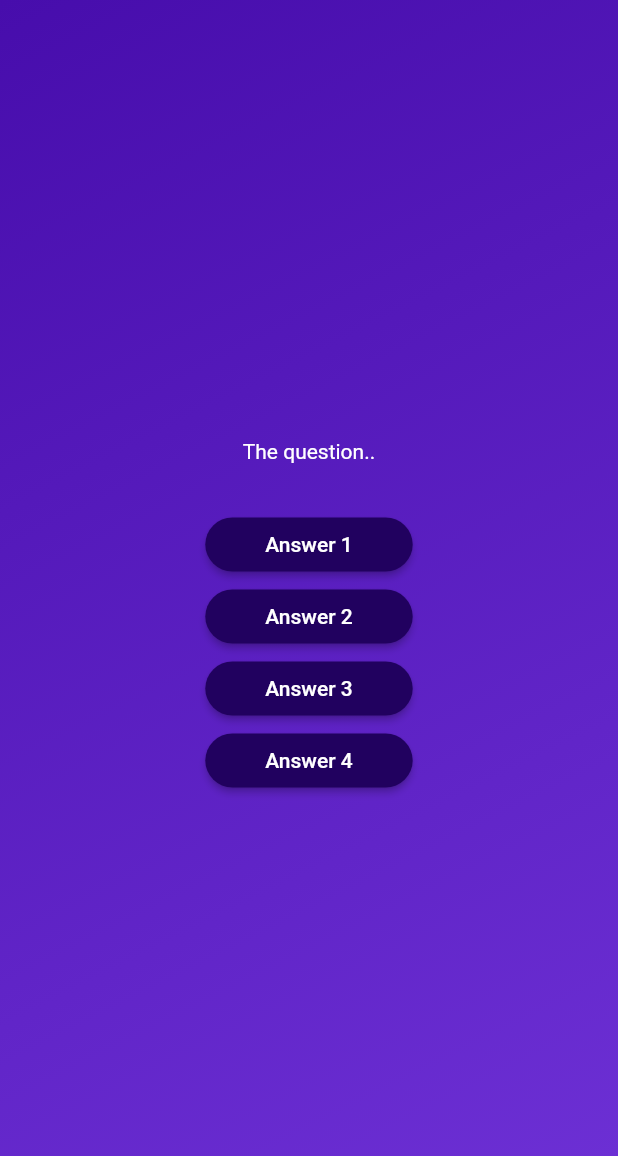
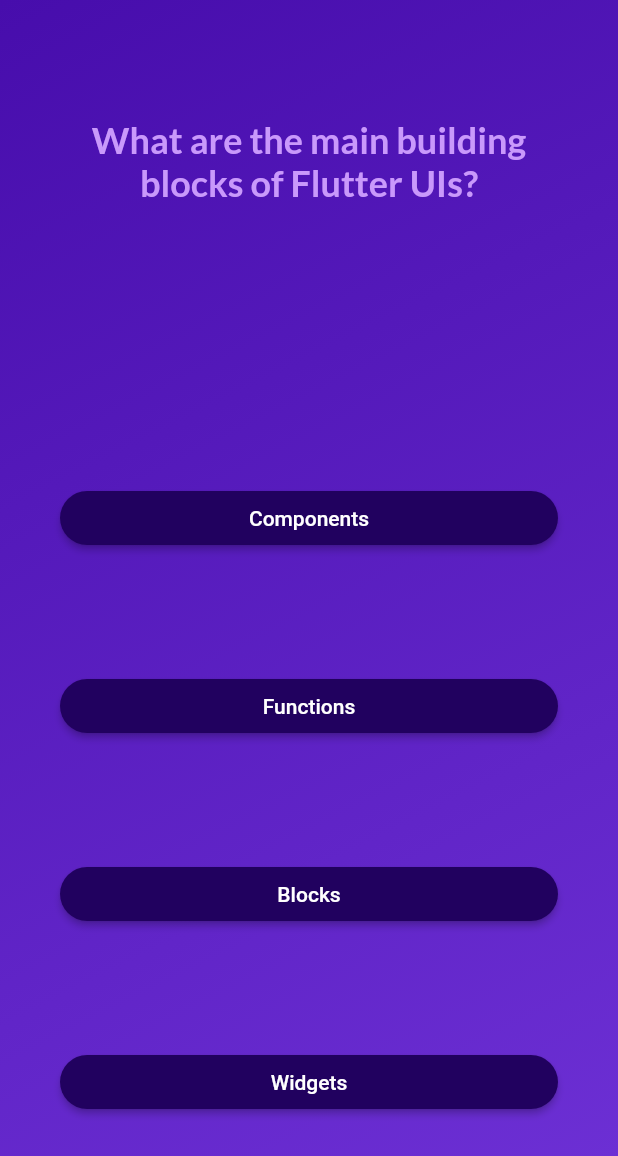
Before and after one commit to bertramdryan/adv_basic_flutter, a Flutter app: the screen it shows after launch, after a tap on "Start Quiz", on a phone screen of 412 x 824 dp. Shown: the top 1156 px of the screen. Run offline on Flutter 3.47's test engine with Material 2 defaults, Android fonts, the phone set to English and light mode, and no system bars; our stand-ins replace google_fonts.

Commit message:
adding more changes

```diff
--- a/lib/answer_button.dart
+++ b/lib/answer_button.dart
@@ -20,7 +20,10 @@ class AnswerButton extends StatelessWidget {
           shape:
               RoundedRectangleBorder(borderRadius: BorderRadius.circular(40.0)),
           padding: const EdgeInsets.symmetric(horizontal: 40, vertical: 10)),
-      child: Text(answerText),
+      child: Text(
+        answerText,
+        textAlign: TextAlign.center,
+      ),
     );
   }
 }
--- a/lib/models/quiz_question.dart
+++ b/lib/models/quiz_question.dart
@@ -3,4 +3,10 @@ class QuizQuestion {
 
   final String text;
   final List<String> answers;
+
+  List<String> getShuffledAnsers() {
+    final shuffledList = List.of(answers);
+    shuffledList.shuffle();
+    return shuffledList;
+  }
 }
--- a/lib/questions_screen.dart
+++ b/lib/questions_screen.dart
@@ -1,35 +1,59 @@
 import 'package:adv_basics/answer_button.dart';
 import 'package:flutter/material.dart';
 
-import 'package:adv_basics/da'
+import 'package:adv_basics/data/questions.dart';
+import 'package:google_fonts/google_fonts.dart';
 
 class QuestionsScreen extends StatefulWidget {
-  const QuestionsScreen({super.key});
+  const QuestionsScreen({super.key, required this.onSelectAnswer});
+
+  final void Function(String answers) onSelectAnswer;
 
   @override
   State<QuestionsScreen> createState() => _QuestionsScreen();
 }
 
 class _QuestionsScreen extends State<QuestionsScreen> {
+  var currentQuestionIndex = 0;
+
+  void answerQuestion(String selectedAnswer) {
+    widget.onSelectAnswer(selectedAnswer);
+    setState(() {
+      currentQuestionIndex++;
+    });
+  }
+
   @override
   Widget build(context) {
+    final currentQuestion = questions[currentQuestionIndex];
     return SizedBox(
       width: double.infinity,
+      child: Container(
+        margin: const EdgeInsets.all(40.0),
         child: Column(
-        mainAxisAlignment: MainAxisAlignment.center,
+          mainAxisAlignment: MainAxisAlignment.spaceAround,
+          crossAxisAlignment: CrossAxisAlignment.stretch,
           children: [
-          const Text(
-            'The question..',
-            style: TextStyle(color: Colors.white),
+            Text(
+              currentQuestion.text,
+              style: GoogleFonts.lato(
+                  color: const Color.fromARGB(255, 201, 153, 251),
+                  fontSize: 24,
+                  fontWeight: FontWeight.bold),
+              textAlign: TextAlign.center,
             ),
             const SizedBox(
               height: 30,
             ),
-          AnswerButton(answerText: "Answer 1", onTap: () {},),
-          AnswerButton(answerText: "Answer 2", onTap: () {},),
-          AnswerButton(answerText: "Answer 3", onTap: () {},),
-          AnswerButton(answerText: "Answer 4", onTap: () {},),
+            ...currentQuestion.getShuffledAnsers().map((answer) {
+              return AnswerButton(
+                  answerText: answer,
+                  onTap: () {
+                    answerQuestion(answer);
+                  });
+            }),
           ],
+        ),
       ),
     );
   }
--- a/lib/quiz.dart
+++ b/lib/quiz.dart
@@ -10,6 +10,7 @@ class Quiz extends StatefulWidget {
 }
 
 class _QuizState extends State<Quiz> {
+  final List<String> selectedAnser = [];
   var activeScreen = 'start-screen';
 
   void switchScreen() {
@@ -18,12 +19,16 @@ class _QuizState extends State<Quiz> {
     });
   }
 
+  void chooseAnswer(String answer) {
+    selectedAnser.add(answer);
+  }
+
   @override
   Widget build(context) {
     Widget screenWidget = StartScreen(switchScreen);
 
     if (activeScreen == 'questions-screen') {
-      screenWidget = const QuestionsScreen();
+      screenWidget = QuestionsScreen(onSelectAnswer: chooseAnswer,);
     }
 
     return MaterialApp(
--- a/lib/start_screen.dart
+++ b/lib/start_screen.dart
@@ -1,4 +1,5 @@
 import 'package:flutter/material.dart';
+import 'package:google_fonts/google_fonts.dart';
 
 class StartScreen extends StatelessWidget {
   const StartScreen(this.startQuiz, {super.key});
@@ -28,9 +29,12 @@ class StartScreen extends StatelessWidget {
           const SizedBox(
             height: 80,
           ),
-          const Text(
-            'Larn flutter the fun way!',
-            style: TextStyle(color: Colors.white, fontSize: 20),
+          Text(
+            'Learn flutter the fun way!',
+            style: GoogleFonts.lato(
+              color: Colors.white,
+              fontSize: 24,
+            ),
           ),
           const SizedBox(
             height: 30,
--- a/pubspec.yaml
+++ b/pubspec.yaml
@@ -35,6 +35,7 @@ dependencies:
   # The following adds the Cupertino Icons font to your application.
   # Use with the CupertinoIcons class for iOS style icons.
   cupertino_icons: ^1.0.2
+  google_fonts: ^4.0.4
 
 dev_dependencies:
   flutter_test:
```
Also changed, not shown: pubspec.lock, 10 other files. Lines whose indentation alone changed are shown as unchanged.
